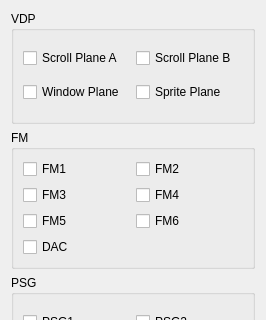
Qt form qt/dialogs/debug-toggles.ui (Clownacy/clownmdemu-frontend) before a commit; both pictures show x 0 to 266 and y 0 to 320 of the 266 by 572 pixel window.
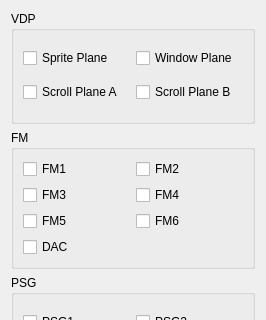
The same form after that commit.

Commit message:
Qt: Correct ordering of VDP toggles.
Matches the Dear ImGui frontend, as well as the vague ordering of the
VDP's layers.

```diff
--- a/qt/dialogs/debug-toggles.ui
+++ b/qt/dialogs/debug-toggles.ui
@@ -20,14 +20,7 @@
       <string>VDP</string>
      </property>
      <layout class="QGridLayout" name="gridLayout">
-      <item row="0" column="0">
-       <widget class="QCheckBox" name="scrollPlaneA">
-        <property name="text">
-         <string>Scroll Plane A</string>
-        </property>
-       </widget>
-      </item>
-      <item row="0" column="1">
+      <item row="1" column="1">
        <widget class="QCheckBox" name="scrollPlaneB">
         <property name="text">
          <string>Scroll Plane B</string>
@@ -35,19 +28,26 @@
        </widget>
       </item>
       <item row="1" column="0">
-       <widget class="QCheckBox" name="windowPlane">
+       <widget class="QCheckBox" name="scrollPlaneA">
         <property name="text">
-         <string>Window Plane</string>
+         <string>Scroll Plane A</string>
         </property>
        </widget>
       </item>
-      <item row="1" column="1">
+      <item row="0" column="0">
        <widget class="QCheckBox" name="spritePlane">
         <property name="text">
          <string>Sprite Plane</string>
         </property>
        </widget>
       </item>
+      <item row="0" column="1">
+       <widget class="QCheckBox" name="windowPlane">
+        <property name="text">
+         <string>Window Plane</string>
+        </property>
+       </widget>
+      </item>
      </layout>
     </widget>
    </item>
```
Left out of the diff: 4 changed lines with no effect on the pictures. The commit also changes 1 other file.
